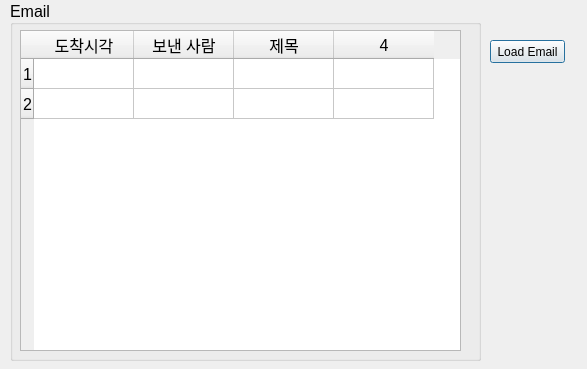
Old version of the form Team_GUI/Main/Task/task_email.ui in the repository preferKim/Embedded_Team1.
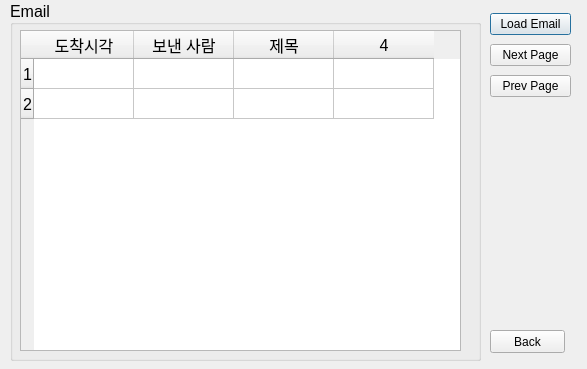
New version of the form.

Commit message: 이메일 연동 완료, prev, next 구현(rasp구동 미확인)

```diff
--- a/Team_GUI/Main/Task/task_email.ui
+++ b/Team_GUI/Main/Task/task_email.ui
@@ -74,17 +74,50 @@
     <column/>
    </widget>
   </widget>
-  <widget class="QPushButton" name="btn_load_email">
+  <widget class="QWidget" name="verticalLayoutWidget">
    <property name="geometry">
     <rect>
      <x>490</x>
-     <y>40</y>
+     <y>10</y>
+     <width>81</width>
+     <height>91</height>
+    </rect>
+   </property>
+   <layout class="QVBoxLayout" name="verticalLayout">
+    <item>
+     <widget class="QPushButton" name="btn_load_email">
+      <property name="text">
+       <string>Load Email</string>
+      </property>
+     </widget>
+    </item>
+    <item>
+     <widget class="QPushButton" name="btn_next_page">
+      <property name="text">
+       <string>Next Page</string>
+      </property>
+     </widget>
+    </item>
+    <item>
+     <widget class="QPushButton" name="btn_prev_page">
+      <property name="text">
+       <string>Prev Page</string>
+      </property>
+     </widget>
+    </item>
+   </layout>
+  </widget>
+  <widget class="QPushButton" name="btn_back">
+   <property name="geometry">
+    <rect>
+     <x>490</x>
+     <y>330</y>
      <width>75</width>
      <height>23</height>
     </rect>
    </property>
    <property name="text">
-    <string>Load Email</string>
+    <string>Back</string>
    </property>
   </widget>
  </widget>
```
The commit also changes 27 other files.
